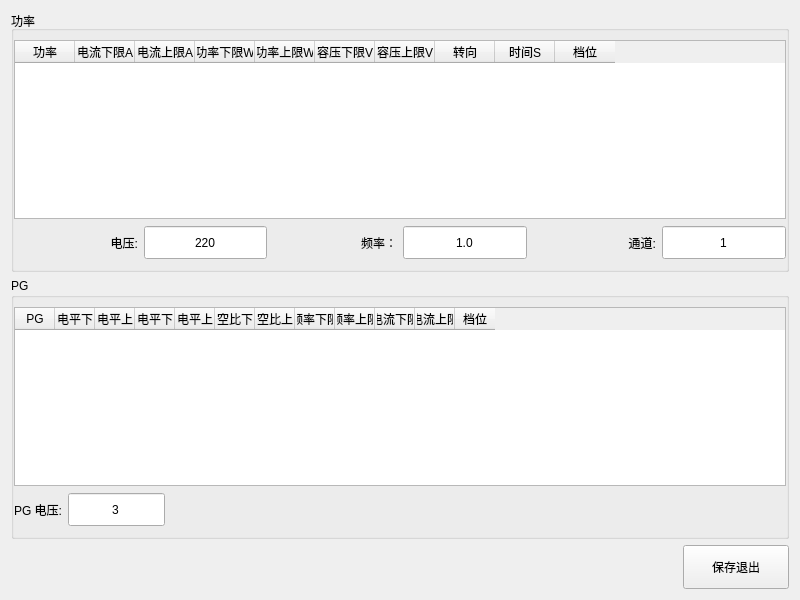
First picture: the form in PagePwr.ui, repository bloglink/aip-tester, before the edit.
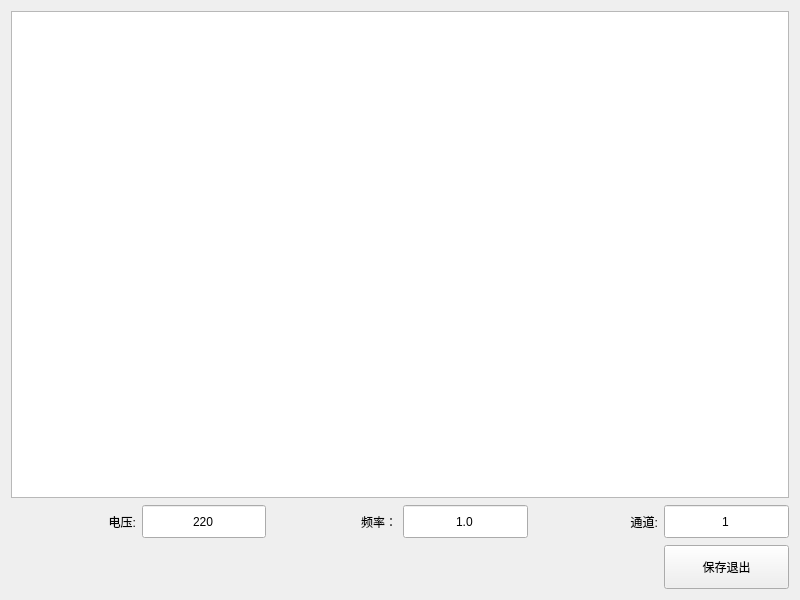
Second picture: the form after the edit.

Commit message: 功率模块启用代理

```diff
--- a/PagePwr.ui
+++ b/PagePwr.ui
@@ -14,8 +14,18 @@
    <string>Form</string>
   </property>
   <layout class="QGridLayout" name="gridLayout">
-   <item row="3" column="6">
-    <widget class="QPushButton" name="BtnExit">
+   <item row="1" column="0">
+    <widget class="QLabel" name="TextVolt">
+     <property name="text">
+      <string>电压:</string>
+     </property>
+     <property name="alignment">
+      <set>Qt::AlignRight|Qt::AlignTrailing|Qt::AlignVCenter</set>
+     </property>
+    </widget>
+   </item>
+   <item row="2" column="5">
+    <widget class="QPushButton" name="btn1">
      <property name="minimumSize">
       <size>
        <width>97</width>
@@ -27,160 +37,83 @@
      </property>
     </widget>
    </item>
-   <item row="1" column="0" colspan="7">
-    <widget class="QGroupBox" name="groupBox_2">
-     <property name="title">
-      <string>功率</string>
-     </property>
-     <layout class="QGridLayout" name="gridLayout_3">
-      <property name="leftMargin">
-       <number>0</number>
-      </property>
-      <property name="rightMargin">
-       <number>0</number>
-      </property>
       <item row="0" column="0" colspan="6">
-       <widget class="QTableWidget" name="TabParams">
-        <property name="focusPolicy">
-         <enum>Qt::NoFocus</enum>
-        </property>
-        <property name="inputMethodHints">
-         <set>Qt::ImhNone</set>
-        </property>
-        <property name="editTriggers">
-         <set>QAbstractItemView::AllEditTriggers</set>
-        </property>
-        <property name="alternatingRowColors">
-         <bool>false</bool>
-        </property>
-        <property name="selectionMode">
-         <enum>QAbstractItemView::SingleSelection</enum>
-        </property>
+    <widget class="QTableView" name="parameters">
         <attribute name="horizontalHeaderDefaultSectionSize">
-         <number>60</number>
-        </attribute>
-        <column>
-         <property name="text">
-          <string>功率</string>
-         </property>
-        </column>
-        <column>
-         <property name="text">
-          <string>电流下限A</string>
-         </property>
-         <property name="font">
-          <font>
-           <pointsize>9</pointsize>
-          </font>
-         </property>
-         <property name="textAlignment">
-          <set>AlignHCenter|AlignVCenter|AlignCenter</set>
-         </property>
-        </column>
-        <column>
-         <property name="text">
-          <string>电流上限A</string>
-         </property>
-         <property name="font">
-          <font>
-           <pointsize>9</pointsize>
-          </font>
-         </property>
-         <property name="textAlignment">
-          <set>AlignHCenter|AlignVCenter|AlignCenter</set>
-         </property>
-        </column>
-        <column>
-         <property name="text">
-          <string>功率下限W</string>
-         </property>
-         <property name="font">
-          <font>
-           <pointsize>9</pointsize>
-          </font>
-         </property>
-         <property name="textAlignment">
-          <set>AlignHCenter|AlignVCenter|AlignCenter</set>
-         </property>
-        </column>
-        <column>
+      <number>50</number>
+     </attribute>
+    </widget>
+   </item>
+   <item row="1" column="1">
+    <widget class="QDoubleSpinBox" name="BoxVolt">
+     <property name="minimumSize">
+      <size>
+       <width>97</width>
+       <height>35</height>
+      </size>
+     </property>
+     <property name="focusPolicy">
+      <enum>Qt::ClickFocus</enum>
+     </property>
+     <property name="alignment">
+      <set>Qt::AlignCenter</set>
+     </property>
+     <property name="buttonSymbols">
+      <enum>QAbstractSpinBox::NoButtons</enum>
+     </property>
+     <property name="decimals">
+      <number>0</number>
+     </property>
+     <property name="maximum">
+      <double>380.000000000000000</double>
+     </property>
+     <property name="singleStep">
+      <double>0.100000000000000</double>
+     </property>
+     <property name="value">
+      <double>220.000000000000000</double>
+     </property>
+    </widget>
+   </item>
+   <item row="1" column="2">
+    <widget class="QLabel" name="TextFreq">
          <property name="text">
-          <string>功率上限W</string>
-         </property>
-         <property name="font">
-          <font>
-           <pointsize>9</pointsize>
-          </font>
-         </property>
-         <property name="textAlignment">
-          <set>AlignHCenter|AlignVCenter|AlignCenter</set>
-         </property>
-        </column>
-        <column>
-         <property name="text">
-          <string>容压下限V</string>
-         </property>
-         <property name="font">
-          <font>
-           <pointsize>9</pointsize>
-          </font>
-         </property>
-         <property name="textAlignment">
-          <set>AlignHCenter|AlignVCenter|AlignCenter</set>
-         </property>
-        </column>
-        <column>
-         <property name="text">
-          <string>容压上限V</string>
-         </property>
-         <property name="font">
-          <font>
-           <pointsize>9</pointsize>
-          </font>
-         </property>
-         <property name="textAlignment">
-          <set>AlignHCenter|AlignVCenter|AlignCenter</set>
-         </property>
-        </column>
-        <column>
-         <property name="text">
-          <string>转向</string>
-         </property>
-         <property name="font">
-          <font>
-           <pointsize>9</pointsize>
-          </font>
-         </property>
-         <property name="textAlignment">
-          <set>AlignHCenter|AlignVCenter|AlignCenter</set>
-         </property>
-        </column>
-        <column>
-         <property name="text">
-          <string>时间S</string>
-         </property>
-         <property name="font">
-          <font>
-           <pointsize>9</pointsize>
-          </font>
-         </property>
-         <property name="textAlignment">
-          <set>AlignHCenter|AlignVCenter|AlignCenter</set>
-         </property>
-        </column>
-        <column>
-         <property name="text">
-          <string>档位</string>
-         </property>
-         <property name="font">
-          <font>
-           <pointsize>9</pointsize>
-          </font>
-         </property>
-         <property name="textAlignment">
-          <set>AlignHCenter|AlignVCenter|AlignCenter</set>
-         </property>
-        </column>
+      <string>频率：</string>
+     </property>
+     <property name="alignment">
+      <set>Qt::AlignRight|Qt::AlignTrailing|Qt::AlignVCenter</set>
+     </property>
+    </widget>
+   </item>
+   <item row="1" column="3">
+    <widget class="QDoubleSpinBox" name="BoxFreq">
+     <property name="minimumSize">
+      <size>
+       <width>97</width>
+       <height>35</height>
+      </size>
+     </property>
+     <property name="focusPolicy">
+      <enum>Qt::ClickFocus</enum>
+     </property>
+     <property name="alignment">
+      <set>Qt::AlignCenter</set>
+     </property>
+     <property name="buttonSymbols">
+      <enum>QAbstractSpinBox::NoButtons</enum>
+     </property>
+     <property name="decimals">
+      <number>1</number>
+     </property>
+     <property name="maximum">
+      <double>99.000000000000000</double>
+     </property>
+     <property name="singleStep">
+      <double>0.100000000000000</double>
+     </property>
+     <property name="value">
+      <double>1.000000000000000</double>
+     </property>
        </widget>
       </item>
       <item row="1" column="4">
@@ -222,221 +155,6 @@
         <property name="value">
          <double>1.000000000000000</double>
         </property>
-       </widget>
-      </item>
-      <item row="1" column="0">
-       <widget class="QLabel" name="TextVolt">
-        <property name="text">
-         <string>电压:</string>
-        </property>
-        <property name="alignment">
-         <set>Qt::AlignRight|Qt::AlignTrailing|Qt::AlignVCenter</set>
-        </property>
-       </widget>
-      </item>
-      <item row="1" column="3">
-       <widget class="QDoubleSpinBox" name="BoxFreq">
-        <property name="minimumSize">
-         <size>
-          <width>97</width>
-          <height>35</height>
-         </size>
-        </property>
-        <property name="focusPolicy">
-         <enum>Qt::ClickFocus</enum>
-        </property>
-        <property name="alignment">
-         <set>Qt::AlignCenter</set>
-        </property>
-        <property name="buttonSymbols">
-         <enum>QAbstractSpinBox::NoButtons</enum>
-        </property>
-        <property name="decimals">
-         <number>1</number>
-        </property>
-        <property name="maximum">
-         <double>99.000000000000000</double>
-        </property>
-        <property name="singleStep">
-         <double>0.100000000000000</double>
-        </property>
-        <property name="value">
-         <double>1.000000000000000</double>
-        </property>
-       </widget>
-      </item>
-      <item row="1" column="2">
-       <widget class="QLabel" name="TextFreq">
-        <property name="text">
-         <string>频率：</string>
-        </property>
-        <property name="alignment">
-         <set>Qt::AlignRight|Qt::AlignTrailing|Qt::AlignVCenter</set>
-        </property>
-       </widget>
-      </item>
-      <item row="1" column="1">
-       <widget class="QDoubleSpinBox" name="BoxVolt">
-        <property name="minimumSize">
-         <size>
-          <width>97</width>
-          <height>35</height>
-         </size>
-        </property>
-        <property name="focusPolicy">
-         <enum>Qt::ClickFocus</enum>
-        </property>
-        <property name="alignment">
-         <set>Qt::AlignCenter</set>
-        </property>
-        <property name="buttonSymbols">
-         <enum>QAbstractSpinBox::NoButtons</enum>
-        </property>
-        <property name="decimals">
-         <number>0</number>
-        </property>
-        <property name="maximum">
-         <double>380.000000000000000</double>
-        </property>
-        <property name="singleStep">
-         <double>0.100000000000000</double>
-        </property>
-        <property name="value">
-         <double>220.000000000000000</double>
-        </property>
-       </widget>
-      </item>
-     </layout>
-    </widget>
-   </item>
-   <item row="2" column="0" colspan="7">
-    <widget class="QGroupBox" name="BoxPG">
-     <property name="title">
-      <string>PG</string>
-     </property>
-     <layout class="QGridLayout" name="gridLayout_2">
-      <property name="leftMargin">
-       <number>0</number>
-      </property>
-      <property name="rightMargin">
-       <number>0</number>
-      </property>
-      <item row="1" column="0">
-       <widget class="QLabel" name="label">
-        <property name="text">
-         <string>PG 电压:</string>
-        </property>
-       </widget>
-      </item>
-      <item row="1" column="1">
-       <widget class="QDoubleSpinBox" name="BoxPGVolt">
-        <property name="minimumSize">
-         <size>
-          <width>97</width>
-          <height>35</height>
-         </size>
-        </property>
-        <property name="focusPolicy">
-         <enum>Qt::ClickFocus</enum>
-        </property>
-        <property name="alignment">
-         <set>Qt::AlignCenter</set>
-        </property>
-        <property name="buttonSymbols">
-         <enum>QAbstractSpinBox::NoButtons</enum>
-        </property>
-        <property name="decimals">
-         <number>0</number>
-        </property>
-        <property name="minimum">
-         <double>3.000000000000000</double>
-        </property>
-        <property name="maximum">
-         <double>15.000000000000000</double>
-        </property>
-       </widget>
-      </item>
-      <item row="1" column="2">
-       <spacer name="horizontalSpacer">
-        <property name="orientation">
-         <enum>Qt::Horizontal</enum>
-        </property>
-        <property name="sizeHint" stdset="0">
-         <size>
-          <width>40</width>
-          <height>20</height>
-         </size>
-        </property>
-       </spacer>
-      </item>
-      <item row="0" column="0" colspan="3">
-       <widget class="QTableWidget" name="PGParams">
-        <attribute name="horizontalHeaderDefaultSectionSize">
-         <number>40</number>
-        </attribute>
-        <column>
-         <property name="text">
-          <string>PG</string>
-         </property>
-        </column>
-        <column>
-         <property name="text">
-          <string>高电平下限</string>
-         </property>
-        </column>
-        <column>
-         <property name="text">
-          <string>高电平上限</string>
-         </property>
-        </column>
-        <column>
-         <property name="text">
-          <string>低电平下限</string>
-         </property>
-        </column>
-        <column>
-         <property name="text">
-          <string>低电平上限</string>
-         </property>
-        </column>
-        <column>
-         <property name="text">
-          <string>占空比下限</string>
-         </property>
-        </column>
-        <column>
-         <property name="text">
-          <string>占空比上限</string>
-         </property>
-        </column>
-        <column>
-         <property name="text">
-          <string>频率下限</string>
-         </property>
-        </column>
-        <column>
-         <property name="text">
-          <string>频率上限</string>
-         </property>
-        </column>
-        <column>
-         <property name="text">
-          <string>电流下限</string>
-         </property>
-        </column>
-        <column>
-         <property name="text">
-          <string>电流上限</string>
-         </property>
-        </column>
-        <column>
-         <property name="text">
-          <string>档位</string>
-         </property>
-        </column>
-       </widget>
-      </item>
-     </layout>
     </widget>
    </item>
   </layout>
```
Lines whose indentation alone changed are shown as unchanged. The commit also changes 4 other files.
